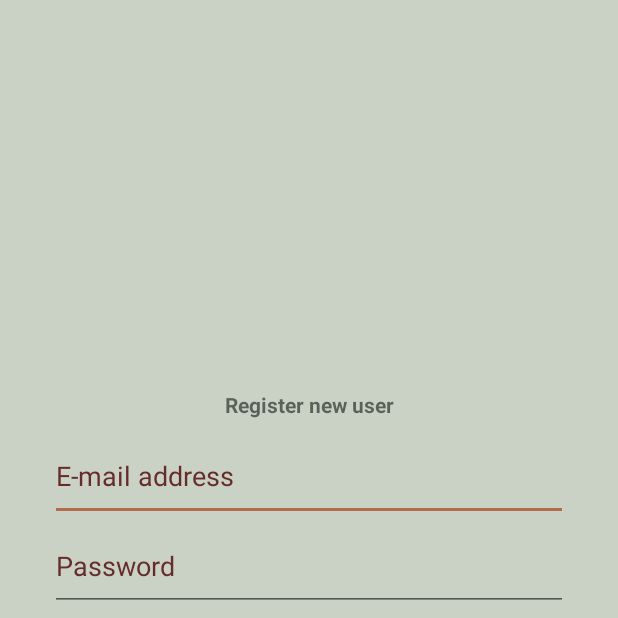
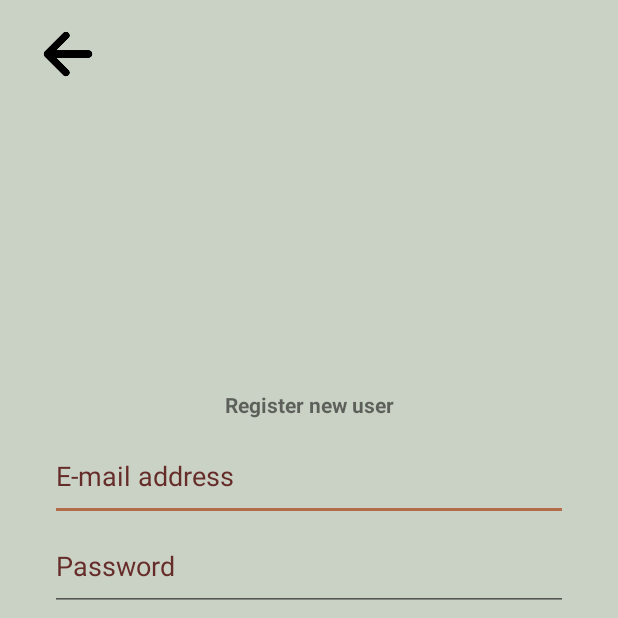
Before and after one commit to Shunian2892/LocationAware, an Android app: the Registration screen opened directly, with no data from a screen before it, on a phone screen of 412 x 824 dp, the top half of it. Run offline under Robolectric (Android 15) with nearby library versions, the light colour scheme and no system bars; our stand-ins replace Firebase (no records; nobody signed in at launch, a user with empty details on screens opened directly).

Commit message:
[FIX] fixed the layout and added backbuttons to sign-in and register fragment

```diff
--- a/app/src/main/java/com/example/location_aware/data/firebase/Registration.java
+++ b/app/src/main/java/com/example/location_aware/data/firebase/Registration.java
@@ -8,10 +8,12 @@ import android.os.Bundle;
 import android.view.View;
 import android.widget.Button;
 import android.widget.EditText;
+import android.widget.ImageButton;
 import android.widget.ProgressBar;
 import android.widget.Toast;
 
 import com.example.location_aware.R;
+import com.example.location_aware.ui.LoginScreen;
 import com.google.android.gms.tasks.OnCompleteListener;
 import com.google.android.gms.tasks.Task;
 import com.google.firebase.auth.AuthResult;
@@ -25,6 +27,7 @@ public class Registration extends AppCompatActivity {
     private EditText newEmail, newPassword;
     private Button register;
     private ProgressBar progressBar;
+    private ImageButton backButton;
 
     private final String TAG = "REGISTRATION CLASS";
 
@@ -37,9 +40,21 @@ public class Registration extends AppCompatActivity {
         newEmail = findViewById(R.id.email_address_registration);
         newPassword = findViewById(R.id.password_registration);
         progressBar = findViewById(R.id.registration_progress_bar);
+        backButton = findViewById(R.id.registration_backButton);
 
         //Get Firebase authenticator
         auth = FirebaseAuth.getInstance();
+
+        backButton.setOnClickListener(new View.OnClickListener() {
+            @Override
+            public void onClick(View view) {
+                Intent goToLogIn = new Intent(getApplicationContext(), LoginScreen.class);
+                startActivity(goToLogIn);
+
+                //Close Registration activity
+                finish();
+            }
+        });
 
         register.setOnClickListener(new View.OnClickListener() {
             @Override
--- a/app/src/main/res/layout-land/activity_registration.xml
+++ b/app/src/main/res/layout-land/activity_registration.xml
@@ -6,6 +6,18 @@
     android:layout_height="match_parent"
     android:background="@color/ashGray"
     tools:context=".data.firebase.Registration">
+    <ImageButton
+        android:id="@+id/registration_backButton"
+        android:layout_width="40dp"
+        android:layout_height="40dp"
+        android:layout_marginTop="16dp"
+        android:scaleType="fitCenter"
+        android:background="@android:color/transparent"
+        android:src="@drawable/back"
+        app:layout_constraintEnd_toEndOf="parent"
+        app:layout_constraintHorizontal_bias="0.043"
+        app:layout_constraintStart_toStartOf="parent"
+        app:layout_constraintTop_toTopOf="parent" />
 
     <TextView
         android:id="@+id/register_new_user_tv"
--- a/app/src/main/res/layout-land/fragment_settings.xml
+++ b/app/src/main/res/layout-land/fragment_settings.xml
@@ -24,7 +24,7 @@
     <FrameLayout
         android:id="@+id/settings_fragment_container"
         android:layout_width="match_parent"
-        android:layout_height="match_parent"
+        android:layout_height="0dp"
         app:layout_constraintBottom_toBottomOf="parent"
         app:layout_constraintEnd_toEndOf="parent"
         app:layout_constraintHorizontal_bias="0.0"
--- a/app/src/main/res/layout/activity_registration.xml
+++ b/app/src/main/res/layout/activity_registration.xml
@@ -6,6 +6,19 @@
     android:layout_height="match_parent"
     android:background="@color/ashGray"
     tools:context=".data.firebase.Registration">
+
+    <ImageButton
+        android:id="@+id/registration_backButton"
+        android:layout_width="40dp"
+        android:layout_height="40dp"
+        android:layout_alignParentStart="true"
+        android:layout_alignParentLeft="true"
+        android:layout_marginStart="25dp"
+        android:layout_marginLeft="25dp"
+        android:layout_marginTop="16dp"
+        android:background="@android:color/transparent"
+        android:scaleType="fitCenter"
+        android:src="@drawable/back" />
 
     <TextView
         android:id="@+id/register_new_user_tv"
```
Also changed, not shown: app/src/main/java/com/example/location_aware/data/firebase/SignIn.java (+15 -0 lines), app/src/main/res/layout-land/activity_sign_in.xml (+12 -0 lines), app/src/main/res/layout-land/fragment_map.xml (+6 -7 lines), app/src/main/res/layout/activity_sign_in.xml (+13 -0 lines).
